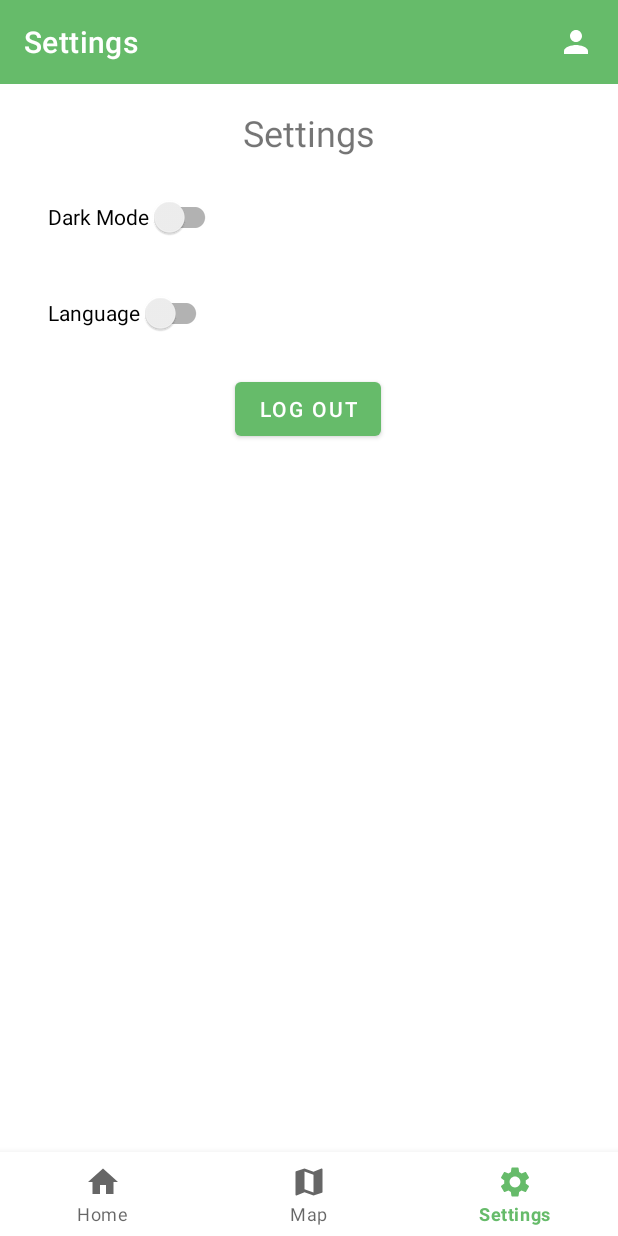
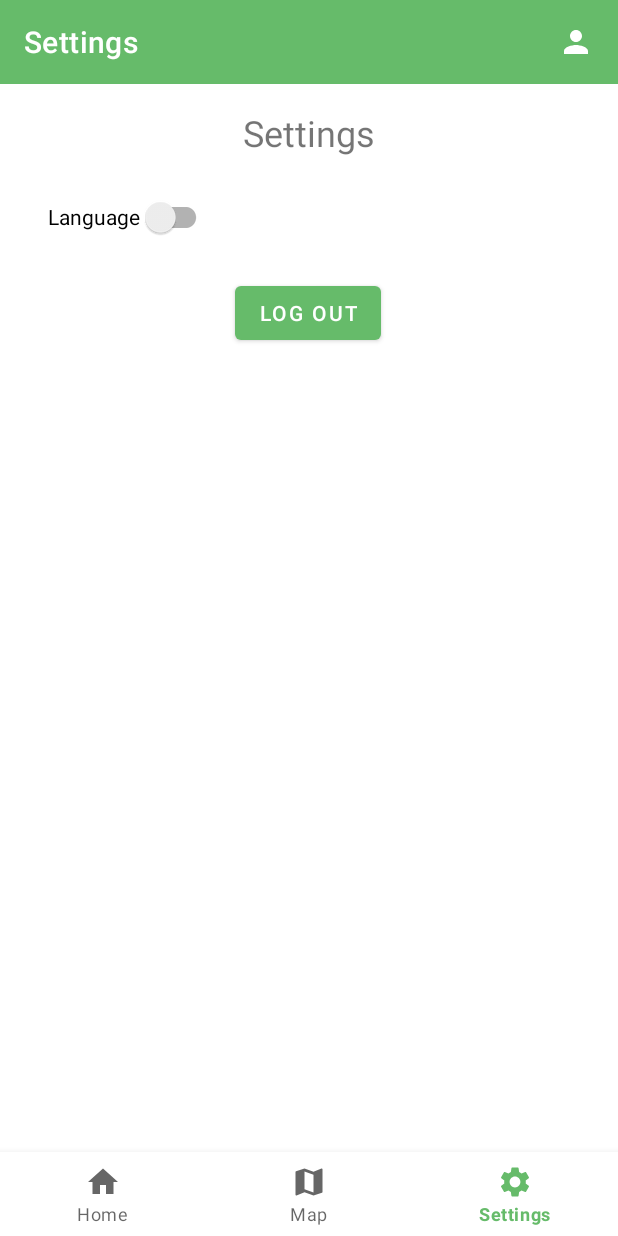
Before and after one commit to byRalovets/android-books, an Android app: the SettingsFragment screen opened through its navigation route, on a phone screen of 412 x 824 dp. Run offline under Robolectric (Android 15) with nearby library versions, the phone set to English and light mode, and no system bars; our stand-ins replace Firebase (no records; nobody signed in at launch, a user with empty details on screens opened directly), Picasso, navigation-ui.

Commit message:
Final version

```diff
--- a/app/src/main/java/by/ralovets/booksapplication/activity/ProfileActivity.java
+++ b/app/src/main/java/by/ralovets/booksapplication/activity/ProfileActivity.java
@@ -18,7 +18,7 @@ import java.io.IOException;
 
 import by.ralovets.booksapplication.model.ImageModel;
 import by.ralovets.booksapplication.databinding.ActivityProfileBinding;
-import by.ralovets.booksapplication.util.ImagesNahui;
+import by.ralovets.booksapplication.util.ImagesCache;
 
 public class ProfileActivity extends AppCompatActivity {
 
@@ -52,7 +52,7 @@ public class ProfileActivity extends AppCompatActivity {
             binding.description.setText(arguments.getString("description"));
             binding.author.setText(arguments.getString("author"));
 
-            ImageModel imageModel = ImagesNahui.userImages.get(arguments.getString("username"));
+            ImageModel imageModel = ImagesCache.userImages.get(arguments.getString("username"));
             if (imageModel != null) {
                 StorageReference mStorageRef;
                 mStorageRef = FirebaseStorage.getInstance().getReference("avatars");
--- a/app/src/main/java/by/ralovets/booksapplication/adapter/BooksGridAdapter.java
+++ b/app/src/main/java/by/ralovets/booksapplication/adapter/BooksGridAdapter.java
@@ -22,7 +22,7 @@ import java.util.Map;
 import java.util.Objects;
 import java.util.Set;
 
-import by.ralovets.booksapplication.util.ImagesNahui;
+import by.ralovets.booksapplication.util.ImagesCache;
 import by.ralovets.booksapplication.model.ImageModel;
 import by.ralovets.booksapplication.R;
 
@@ -68,7 +68,7 @@ public class BooksGridAdapter extends BaseAdapter {
 
         ImageView imageView = (ImageView) view.findViewById(R.id.book_image);
 
-        ImageModel imageModel = ImagesNahui.userImages.get(items[i].get("email"));
+        ImageModel imageModel = ImagesCache.userImages.get(items[i].get("email"));
         if (imageModel != null) {
             StorageReference mStorageRef = FirebaseStorage.getInstance().getReference("avatars");
             StorageReference mRef = mStorageRef.child(imageModel.name + "." + imageModel.postfix);
--- a/app/src/main/java/by/ralovets/booksapplication/fragment/HomeFragment.java
+++ b/app/src/main/java/by/ralovets/booksapplication/fragment/HomeFragment.java
@@ -24,7 +24,7 @@ import java.util.List;
 import java.util.Map;
 import java.util.Objects;
 
-import by.ralovets.booksapplication.util.ImagesNahui;
+import by.ralovets.booksapplication.util.ImagesCache;
 import by.ralovets.booksapplication.adapter.BooksGridAdapter;
 import by.ralovets.booksapplication.model.ImageModel;
 import by.ralovets.booksapplication.activity.ProfileActivity;
@@ -67,7 +67,7 @@ public class HomeFragment extends Fragment {
                                 }
                             }
 
-                            ImagesNahui.userImages = userImages;
+                            ImagesCache.userImages = userImages;
 
                             gridView = binding.booksGridView;
                             BooksGridAdapter customAdapter = new BooksGridAdapter(getActivity().getApplicationContext(), books.toArray(new Map[0]));
--- a/app/src/main/java/by/ralovets/booksapplication/fragment/SettingsFragment.java
+++ b/app/src/main/java/by/ralovets/booksapplication/fragment/SettingsFragment.java
@@ -51,6 +51,8 @@ public class SettingsFragment extends Fragment {
 
         binding.logoutButton.setOnClickListener(l -> {
             FirebaseAuth.getInstance().signOut();
+            editor.remove("LANG");
+            editor.apply();
             Intent loginscreen = new Intent(requireActivity(), LoginActivity.class);
             requireActivity().finish();
             loginscreen.setFlags( Intent.FLAG_ACTIVITY_CLEAR_TOP | Intent.FLAG_ACTIVITY_NO_HISTORY);
--- a/app/src/main/java/by/ralovets/booksapplication/util/ImagesNahui.java
+++ b/app/src/main/java/by/ralovets/booksapplication/util/ImagesCache.java
@@ -5,6 +5,6 @@ import java.util.Map;
 
 import by.ralovets.booksapplication.model.ImageModel;
 
-public class ImagesNahui {
+public class ImagesCache {
     public static Map<String, ImageModel> userImages = new HashMap<>();
 }
--- a/app/src/main/res/layout/fragment_settings.xml
+++ b/app/src/main/res/layout/fragment_settings.xml
@@ -31,16 +31,6 @@
         app:layout_constraintTop_toBottomOf="@+id/language_switch" />
 
     <androidx.appcompat.widget.SwitchCompat
-        android:id="@+id/mode_switch"
-        android:layout_width="wrap_content"
-        android:layout_height="wrap_content"
-        android:layout_marginStart="32dp"
-        android:layout_marginTop="16dp"
-        android:text="@string/dark_mode_label"
-        app:layout_constraintStart_toStartOf="parent"
-        app:layout_constraintTop_toBottomOf="@+id/textView3" />
-
-    <androidx.appcompat.widget.SwitchCompat
         android:id="@+id/language_switch"
         android:layout_width="wrap_content"
         android:layout_height="wrap_content"
@@ -48,5 +38,5 @@
         android:layout_marginTop="16dp"
         android:text="@string/language"
         app:layout_constraintStart_toStartOf="parent"
-        app:layout_constraintTop_toBottomOf="@+id/mode_switch" />
+        app:layout_constraintTop_toBottomOf="@+id/textView3" />
 </androidx.constraintlayout.widget.ConstraintLayout>
```
Also changed, not shown: app/src/main/java/by/ralovets/booksapplication/activity/LoginActivity.java (+7 -5 lines).
